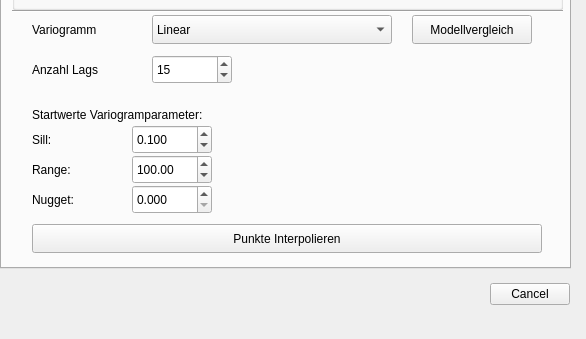
First picture: the form in Optimierung.ui, repository FARMWISSEN/OFE-Datenfusion, before the edit; both pictures show x 0 to 586 and y 392 to 731 of the 586 by 731 pixel window.
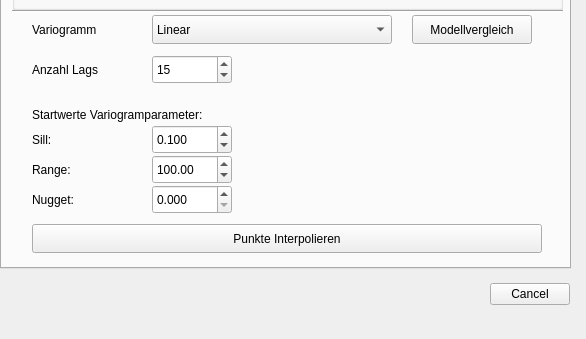
Second picture: the form after the edit. The open tabs and pages were chosen to show the change. Custom widgets are drawn as their Qt base class.

Commit message:
refactor: replace optimized parameter labels with inline spinbox styling
Remove separate QGroupBox labels for displaying optimized variogram parameters. Instead, apply green bold styling (color: #2E7D32) directly to spinboxes when values are set from optimization. Add _set_spinbox_optimized(), _reset_spinbox_style(), and _reset_all_variogram_spinbox_styles() helper methods to manage spinbox styling state. Track optimized spinboxes in _optimized_spinboxes set. Adjust UI layout by removing page_kriging_3/

Diff of the .ui file:
```diff
--- a/Optimierung.ui
+++ b/Optimierung.ui
@@ -1208,7 +1208,7 @@
       <widget class="QWidget" name="page_kriging_2" native="true">
        <property name="geometry">
         <rect>
-         <x>410</x>
+         <x>380</x>
          <y>99</y>
          <width>141</width>
          <height>111</height>
@@ -1230,7 +1230,7 @@
         <rect>
          <x>0</x>
          <y>120</y>
-         <width>221</width>
+         <width>281</width>
          <height>91</height>
         </rect>
        </property>
@@ -1320,7 +1320,7 @@
         <widget class="QDoubleSpinBox" name="doubleSpinBox_sill_sph_point">
          <property name="geometry">
           <rect>
-           <x>120</x>
+           <x>140</x>
            <y>0</y>
            <width>80</width>
            <height>29</height>
@@ -1339,7 +1339,7 @@
         <widget class="QDoubleSpinBox" name="doubleSpinBox_range_sph_point">
          <property name="geometry">
           <rect>
-           <x>120</x>
+           <x>140</x>
            <y>30</y>
            <width>80</width>
            <height>29</height>
@@ -1368,7 +1368,7 @@
         <widget class="QDoubleSpinBox" name="doubleSpinBox_nugget_sph_point">
          <property name="geometry">
           <rect>
-           <x>120</x>
+           <x>140</x>
            <y>60</y>
            <width>80</width>
            <height>29</height>
```
Left out of the diff: 88 changed lines with no effect on the pictures. The commit also changes 1 other file.
